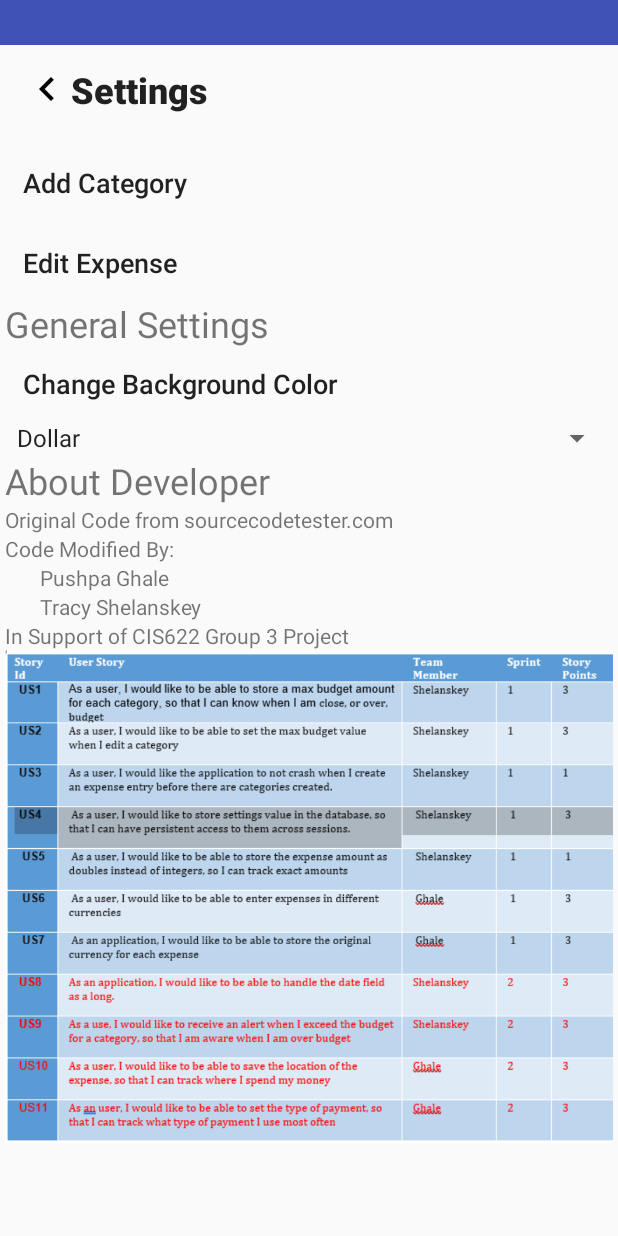
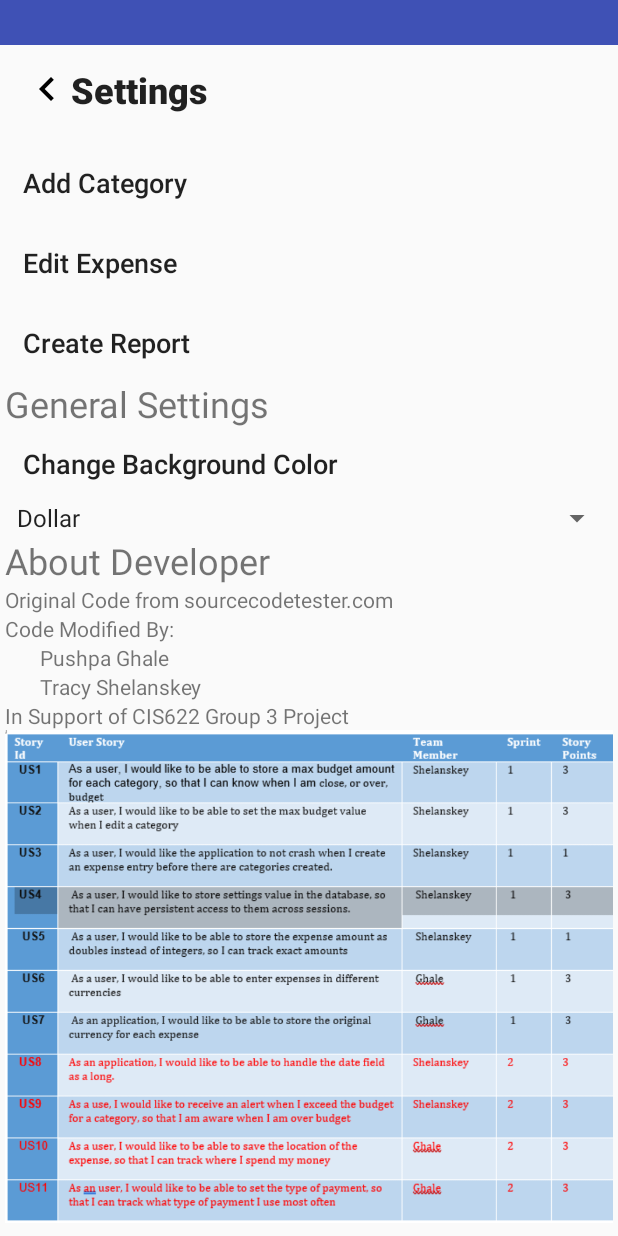
Before and after one commit to tgshelanskey/ManageExpense, an Android app: the fragment Distribution placed in its activity, in the options menu, after a tap on "Go to Settings", on a phone screen of 412 x 824 dp. Run offline under Robolectric (Android 15) with nearby library versions, the light colour scheme and no system bars.

Commit message:
report creating class added

```diff
--- a/app/build.gradle
+++ b/app/build.gradle
@@ -31,7 +31,7 @@ dependencies {
 
 
     compile 'com.android.support:appcompat-v7:25.2.0'
-    compile "com.android.support:recyclerview-v7:25.1.1"
+    compile 'com.android.support:recyclerview-v7:25.1.1'
     compile 'com.android.support:design:25.2.0'
     compile 'com.android.support:support-v4:25.2.0'
     compile 'com.github.PhilJay:MPAndroidChart:v3.0.1'
@@ -39,5 +39,6 @@ dependencies {
     compile 'com.github.QuadFlask:colorpicker:0.0.13'
     compile 'net.margaritov.preference.colorpicker.ColorPickerPreference:ColorPickerPreference:1.0.0'
     compile 'com.jjoe64:graphview:4.2.1'
+    compile 'com.android.support.constraint:constraint-layout:1.0.2'
     testCompile 'junit:junit:4.12'
 }
--- a/app/src/main/AndroidManifest.xml
+++ b/app/src/main/AndroidManifest.xml
@@ -9,7 +9,6 @@
         android:largeScreens="true"
         android:xlargeScreens="true"
         android:anyDensity="true"
-
     </supports-screens>
 
     <application
@@ -48,7 +47,6 @@
                 <category android:name="android.intent.category.DEFAULT" />
             </intent-filter>
         </activity>
-
         <activity
             android:name=".TabHistory_week"
             android:label="@string/app_name"
@@ -59,7 +57,6 @@
                 <category android:name="android.intent.category.DEFAULT" />
             </intent-filter>
         </activity>
-
         <activity
             android:name=".Update_AddExpense"
             android:label="ManageExpense"
@@ -70,7 +67,6 @@
                 <category android:name="android.intent.category.DEFAULT" />
             </intent-filter>
         </activity>
-
         <activity
             android:name=".Setting"
             android:label="ManageExpense"
@@ -81,7 +77,6 @@
                 <category android:name="android.intent.category.DEFAULT" />
             </intent-filter>
         </activity>
-
         <activity android:name=".WelcomeScreen">
             <intent-filter>
                 <action android:name="android.intent.action.MAIN" />
@@ -89,6 +84,7 @@
                 <category android:name="android.intent.category.LAUNCHER" />
             </intent-filter>
         </activity>
+        <activity android:name=".CreateReport"></activity>
     </application>
 
 </manifest>
--- a/app/src/main/java/com/example/jasper/manageexpense/Setting.java
+++ b/app/src/main/java/com/example/jasper/manageexpense/Setting.java
@@ -47,6 +47,7 @@ public class Setting extends Activity implements AdapterView.OnItemSelectedListe
         Button btnBack = (Button)findViewById(R.id.btn_settings_back);
         Button editExpense = (Button)findViewById(R.id.btn_settings_editExp);
         Button addCategory = (Button)findViewById(R.id.btn_settings_addCat);
+        Button createReport = (Button)findViewById(R.id.btn_report); //pghale: initializing the button object createReport
         relativeLayout = (RelativeLayout) findViewById(R.id.content_main);
         //final EditText editText = (EditText)findViewById(R.id.editText_settings);
 
@@ -72,6 +73,15 @@ public class Setting extends Activity implements AdapterView.OnItemSelectedListe
                 startActivity(i);
             }
         });
+        //PGhale: setting onclickListener for the createReport button
+        createReport.setOnClickListener(new View.OnClickListener() {
+            @Override
+            public void onClick(View v) {
+                Intent i = new Intent(getApplicationContext(),CreateReport.class);
+                startActivity(i);
+            }
+        });
+
 
         //pGhale US6: getting the current selected currency
         String currency = spinnerCurrency.getSelectedItem().toString(); //pGhale : getting the current selected currency
--- a/app/src/main/res/layout/settings.xml
+++ b/app/src/main/res/layout/settings.xml
@@ -65,6 +65,17 @@
                 android:layout_height="wrap_content"
                 android:layout_marginTop="5dp"
                 android:text="Edit Expense"
+                android:textAlignment="textStart"
+                android:textAllCaps="false"
+                android:textSize="18sp" />
+
+            <Button
+                android:id="@+id/btn_report"
+                style="@style/Widget.AppCompat.Button.Borderless"
+                android:layout_width="match_parent"
+                android:layout_height="wrap_content"
+                android:layout_marginTop="5dp"
+                android:text="Create Report"
                 android:textAlignment="textStart"
                 android:textAllCaps="false"
                 android:textSize="18sp" />
--- a/app/src/main/res/values/strings.xml
+++ b/app/src/main/res/values/strings.xml
@@ -31,7 +31,6 @@
         <item>item3</item>
         <item>item4</item>
     </string-array>
-
 
 
     <string-array name="Member_names">
```
Also changed, not shown: app/src/main/java/com/example/jasper/manageexpense/CreateReport.java (added, +53 -0 lines), app/src/main/java/com/example/jasper/manageexpense/DBHelper.java (+29 -0 lines), app/src/main/res/layout/activity_create_report.xml (added, +17 -0 lines).
